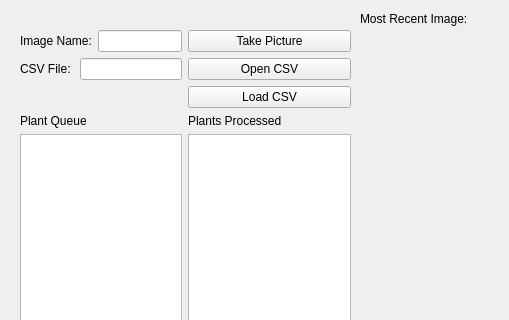
Qt form GUI/mainwindow.ui (NPPC-UK/Portable_Imaging_Rig) before a commit; both pictures show x 0 to 509 and y 0 to 320 of the 1024 by 563 pixel window.
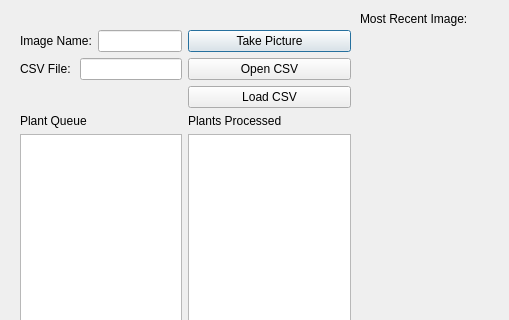
The same form after that commit. Icons and pictures are not drawn.

Commit message: Double columns now work, code messy and needs cleaned

Patch:
```diff
--- a/GUI/mainwindow.ui
+++ b/GUI/mainwindow.ui
@@ -50,6 +50,9 @@
        <property name="text">
         <string>Take Picture</string>
        </property>
+       <property name="default">
+        <bool>true</bool>
+       </property>
       </widget>
      </item>
      <item row="4" column="0">
```
The commit also changes 2 other files.
